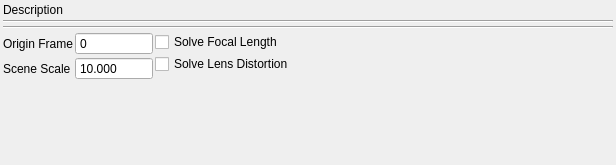
Qt form python/mmSolver/tools/solver/widget/solver_camera_widget.ui (david-cattermole/mayaMatchMoveSolver) before a commit.
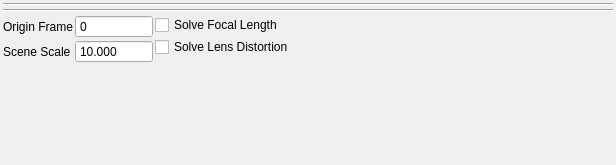
The same form after that commit.

Commit message: Solver UI - Remove unused Solver Description text.

```diff
--- a/python/mmSolver/tools/solver/widget/solver_camera_widget.ui
+++ b/python/mmSolver/tools/solver/widget/solver_camera_widget.ui
@@ -29,16 +29,6 @@
    <property name="bottomMargin">
     <number>3</number>
    </property>
-   <item>
-    <widget class="QLabel" name="description_label">
-     <property name="text">
-      <string>Description</string>
-     </property>
-     <property name="wordWrap">
-      <bool>true</bool>
-     </property>
-    </widget>
-   </item>
    <item>
     <layout class="QHBoxLayout" name="frameRange_layout">
      <property name="spacing">
```
The commit also changes 5 other files.
